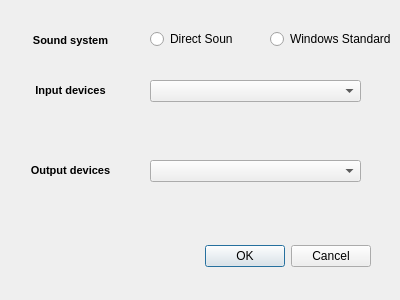
This is TT_RemoteTranslation/sounddevices.ui in valikl/remote-translator as Qt 5 draws it before an edit. The edited form follows.
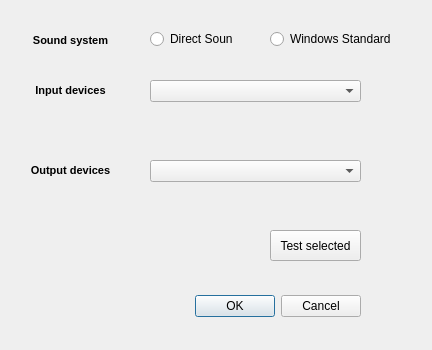
This is the edited form.

Commit message: fixed soundloopback test and added some menu stuff

```diff
--- a/TT_RemoteTranslation/sounddevices.ui
+++ b/TT_RemoteTranslation/sounddevices.ui
@@ -6,8 +6,8 @@
    <rect>
     <x>0</x>
     <y>0</y>
-    <width>400</width>
-    <height>300</height>
+    <width>432</width>
+    <height>350</height>
    </rect>
   </property>
   <property name="windowTitle">
@@ -16,8 +16,8 @@
   <widget class="QDialogButtonBox" name="ActSDButton">
    <property name="geometry">
     <rect>
-     <x>30</x>
-     <y>240</y>
+     <x>20</x>
+     <y>290</y>
      <width>341</width>
      <height>32</height>
     </rect>
@@ -126,6 +126,19 @@
 &lt;p align=&quot;center&quot; style=&quot; margin-top:0px; margin-bottom:0px; margin-left:0px; margin-right:0px; -qt-block-indent:0; text-indent:0px;&quot;&gt;&lt;span style=&quot; font-size:8pt; font-weight:600;&quot;&gt;Sound system&lt;/span&gt;&lt;/p&gt;&lt;/body&gt;&lt;/html&gt;</string>
    </property>
   </widget>
+  <widget class="QPushButton" name="SelfTestButton">
+   <property name="geometry">
+    <rect>
+     <x>270</x>
+     <y>230</y>
+     <width>91</width>
+     <height>31</height>
+    </rect>
+   </property>
+   <property name="text">
+    <string>Test selected</string>
+   </property>
+  </widget>
  </widget>
  <resources/>
  <connections>
```
The commit also changes 5 other files.
